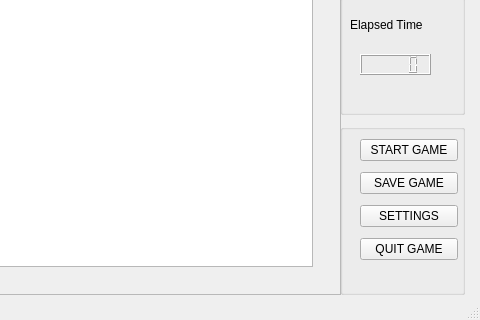
Old version of the form Game/mainwindow.ui in the repository RauliV/Nysse; both pictures show x 190 to 670 and y 255 to 575 of the 670 by 575 pixel window.
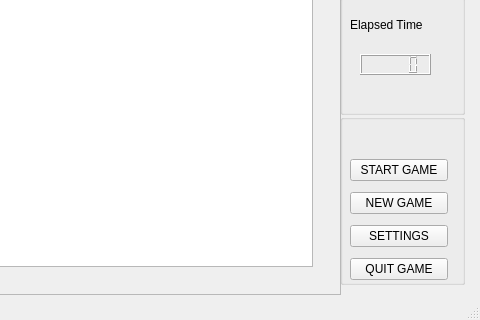
New version of the form.

What changed in the file:
```diff
--- a/Game/mainwindow.ui
+++ b/Game/mainwindow.ui
@@ -102,7 +102,7 @@
     <property name="geometry">
      <rect>
       <x>530</x>
-      <y>360</y>
+      <y>350</y>
       <width>125</width>
       <height>171</height>
      </rect>
@@ -113,8 +113,8 @@
     <widget class="QWidget" name="layoutWidget">
      <property name="geometry">
       <rect>
-       <x>20</x>
-       <y>10</y>
+       <x>10</x>
+       <y>40</y>
        <width>98</width>
        <height>132</height>
       </rect>
@@ -130,7 +130,7 @@
       <item>
        <widget class="QPushButton" name="endTurn">
         <property name="text">
-         <string>SAVE GAME</string>
+         <string>NEW GAME</string>
         </property>
        </widget>
       </item>
```
